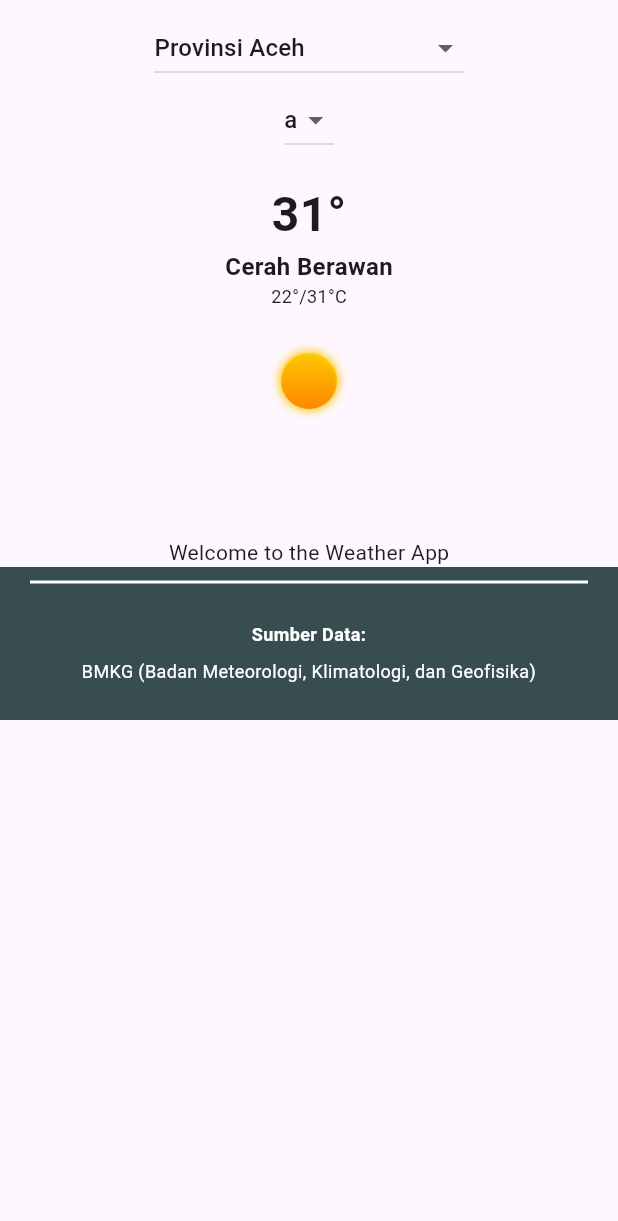
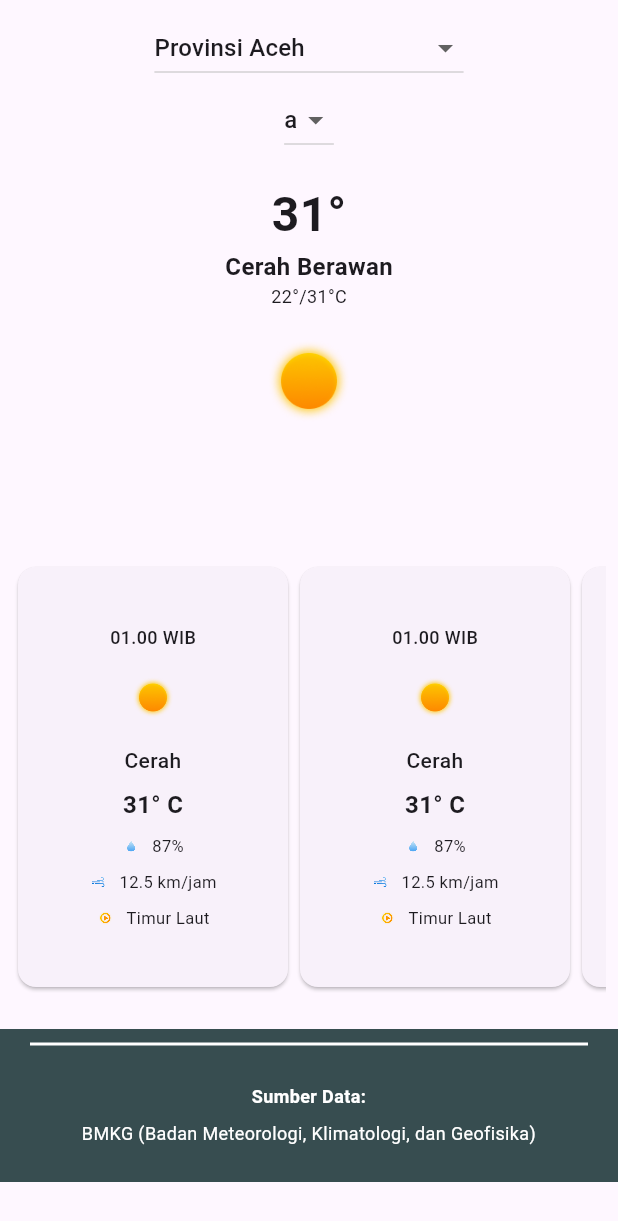
Before and after one commit to otakmager/weather_app, a Flutter app: the screen it shows after launch, on a phone screen of 412 x 824 dp. Shown: the top 1221 px of the screen. Run offline on Flutter 3.47's test engine with Material 3 defaults, Android fonts, the phone set to English and light mode, and no system bars.

Commit message:
finish basic screen

```diff
--- a/lib/feature/view/home_screen.dart
+++ b/lib/feature/view/home_screen.dart
@@ -1,4 +1,5 @@
 import 'package:flutter/material.dart';
+import 'package:weather_app/widgets/list_weather.dart';
 
 import '../../widgets/info_main.dart';
 import '../../widgets/info_source.dart';
@@ -21,7 +22,8 @@ class _HomeScreenState extends State<HomeScreen> {
         children: [
           InfoMain(),
           SizedBox(height: 8),
-          Text('Welcome to the Weather App'),
+          ListWeather(),
+          SizedBox(height: 8),
           InfoSource()
         ],
       ),
--- /dev/null
+++ b/lib/widgets/card_weather.dart
@@ -0,0 +1,98 @@
+import 'package:flutter/material.dart';
+
+import '../utils/get_weather.dart';
+import '../utils/get_wind_direction.dart';
+
+class CardWeather extends StatelessWidget {
+  const CardWeather({super.key});
+
+  @override
+  Widget build(BuildContext context) {
+    return Card(
+      child: Container(
+        width: 180,
+        padding: const EdgeInsets.all(16),
+        child: Column(
+          mainAxisAlignment: MainAxisAlignment.center,
+          crossAxisAlignment: CrossAxisAlignment.center,
+          children: [
+            const Text(
+              '01.00 WIB',
+              style: TextStyle(fontWeight: FontWeight.w500, fontSize: 12),
+            ),
+            const SizedBox(height: 16),
+            Image.asset(
+              getWeatherAssets(0),
+              width: 32,
+              height: 32,
+              filterQuality: FilterQuality.high,
+            ),
+            const SizedBox(height: 16),
+            Text(
+              getWeather(0),
+              style: const TextStyle(fontWeight: FontWeight.w500, fontSize: 14),
+              textAlign: TextAlign.center,
+            ),
+            const SizedBox(height: 8),
+            const Text(
+              '31° C',
+              style: TextStyle(fontWeight: FontWeight.bold, fontSize: 16),
+            ),
+            const SizedBox(height: 8),
+            Row(
+              mainAxisAlignment: MainAxisAlignment.center,
+              children: [
+                Image.asset(
+                  'assets/info_weather/humidity.png',
+                  width: 12,
+                  height: 12,
+                  filterQuality: FilterQuality.high,
+                ),
+                const SizedBox(width: 8),
+                const Text(
+                  '87%',
+                  style: TextStyle(fontWeight: FontWeight.w400, fontSize: 11),
+                ),
+              ],
+            ),
+            const SizedBox(height: 8),
+            Row(
+              mainAxisAlignment: MainAxisAlignment.center,
+              children: [
+                Image.asset(
+                  'assets/info_weather/wind.png',
+                  width: 12,
+                  height: 12,
+                  filterQuality: FilterQuality.high,
+                ),
+                const SizedBox(width: 8),
+                const Text(
+                  '12.5 km/jam',
+                  style: TextStyle(fontWeight: FontWeight.w400, fontSize: 11),
+                ),
+              ],
+            ),
+            const SizedBox(height: 8),
+            Row(
+              mainAxisAlignment: MainAxisAlignment.center,
+              children: [
+                Image.asset(
+                  'assets/info_weather/compass.png',
+                  width: 12,
+                  height: 12,
+                  filterQuality: FilterQuality.high,
+                ),
+                const SizedBox(width: 8),
+                Text(
+                  getWindDirectionInIndonesia("NE"),
+                  style: const TextStyle(
+                      fontWeight: FontWeight.w400, fontSize: 11),
+                ),
+              ],
+            ),
+          ],
+        ),
+      ),
+    );
+  }
+}
--- /dev/null
+++ b/lib/widgets/list_weather.dart
@@ -0,0 +1,21 @@
+import 'package:flutter/material.dart';
+import 'package:weather_app/widgets/card_weather.dart';
+
+class ListWeather extends StatelessWidget {
+  const ListWeather({super.key});
+
+  @override
+  Widget build(BuildContext context) {
+    return SizedBox(
+      height: 320,
+      child: Padding(
+          padding: const EdgeInsets.fromLTRB(8, 16, 8, 16),
+          child: ListView.builder(
+              scrollDirection: Axis.horizontal,
+              itemCount: 14,
+              itemBuilder: (context, index) {
+                return const CardWeather();
+              })),
+    );
+  }
+}
```
